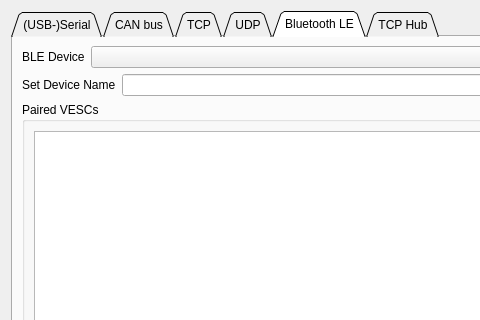
First picture: the form in pages/pageconnection.ui, repository vedderb/vesc_tool, before the edit; both pictures show x 0 to 480 and y 0 to 320 of the 1218 by 701 pixel window.
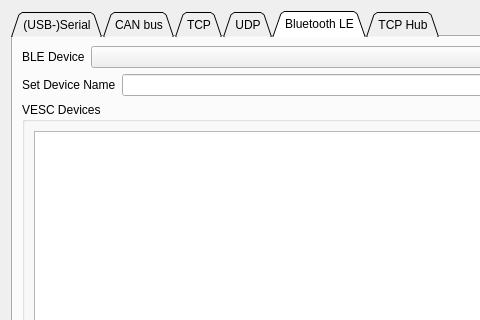
Second picture: the form after the edit. The open tabs and pages were chosen to show the change. Icons and pictures are not drawn.

```diff
--- a/pages/pageconnection.ui
+++ b/pages/pageconnection.ui
@@ -774,7 +774,7 @@
           </sizepolicy>
          </property>
          <property name="title">
-          <string>Paired VESCs</string>
+          <string>VESC Devices</string>
          </property>
          <layout class="QVBoxLayout" name="verticalLayout_6">
           <item>
```
